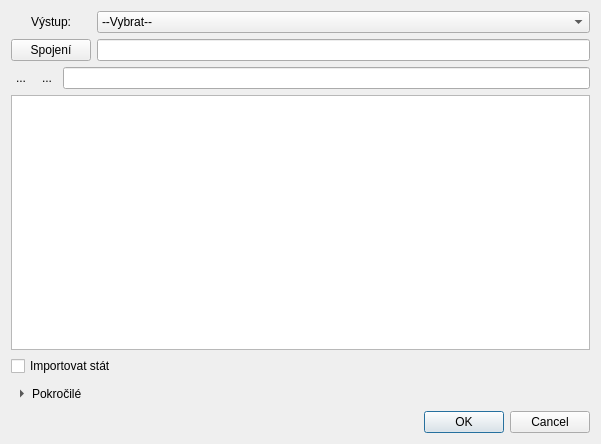
Before: the Qt Designer form ui_MainApp.ui in ctu-geoforall-lab/qgis-ruian-plugin, drawn with Qt 5.
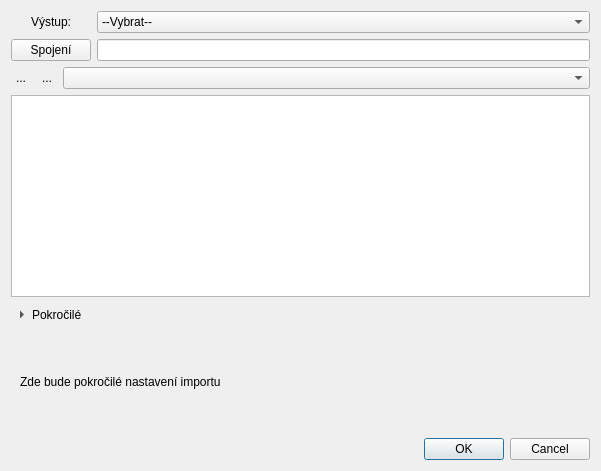
After: the same form once the commit is applied. Icons and pictures are not drawn.

The edit to the form file:
```diff
--- a/ui_MainApp.ui
+++ b/ui_MainApp.ui
@@ -7,7 +7,7 @@
     <x>0</x>
     <y>0</y>
     <width>601</width>
-    <height>444</height>
+    <height>471</height>
    </rect>
   </property>
   <property name="windowTitle">
@@ -166,22 +166,36 @@
       </widget>
      </item>
      <item>
-      <widget class="QLineEdit" name="search"/>
+      <widget class="QComboBox" name="search">
+       <property name="font">
+        <font>
+         <weight>50</weight>
+         <italic>true</italic>
+         <bold>false</bold>
+        </font>
+       </property>
+       <property name="editable">
+        <bool>false</bool>
+       </property>
+       <property name="duplicatesEnabled">
+        <bool>false</bool>
+       </property>
+      </widget>
      </item>
     </layout>
    </item>
    <item>
-    <widget class="QTableView" name="view"/>
-   </item>
-   <item>
-    <widget class="QCheckBox" name="state">
-     <property name="text">
-      <string>Importovat stát</string>
+    <widget class="QTableView" name="view">
+     <property name="minimumSize">
+      <size>
+       <width>0</width>
+       <height>176</height>
+      </size>
      </property>
     </widget>
    </item>
    <item>
-    <widget class="QToolButton" name="advanced">
+    <widget class="QToolButton" name="more">
      <property name="text">
       <string>Pokročilé</string>
      </property>
@@ -199,6 +213,25 @@
      </property>
     </widget>
    </item>
+   <item>
+    <widget class="QWidget" name="advanced" native="true">
+     <property name="minimumSize">
+      <size>
+       <width>0</width>
+       <height>100</height>
+      </size>
+     </property>
+     <layout class="QVBoxLayout" name="verticalLayout_4">
+      <item>
+       <widget class="QLabel" name="label">
+        <property name="text">
+         <string>Zde bude pokročilé nastavení importu</string>
+        </property>
+       </widget>
+      </item>
+     </layout>
+    </widget>
+   </item>
    <item>
     <layout class="QHBoxLayout" name="horizontalLayout_2">
      <item>
```
Left out of the diff: 14 changed lines with no effect on the pictures.
